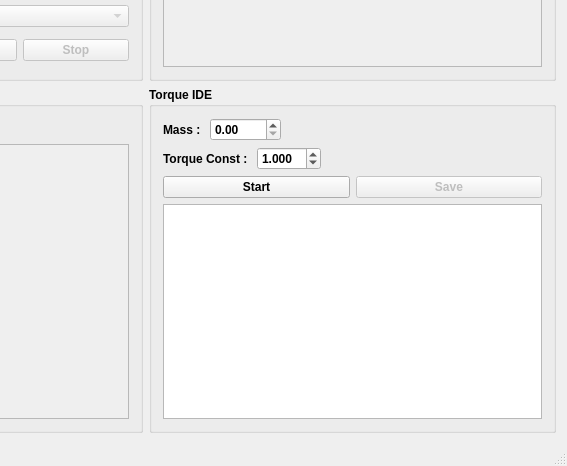
Old version of the form RobotControllerUI/MainWindow/mainwindow.ui in the repository hajunsong/Controller; both pictures show x 844 to 1411 and y 351 to 817 of the 1411 by 817 pixel window.
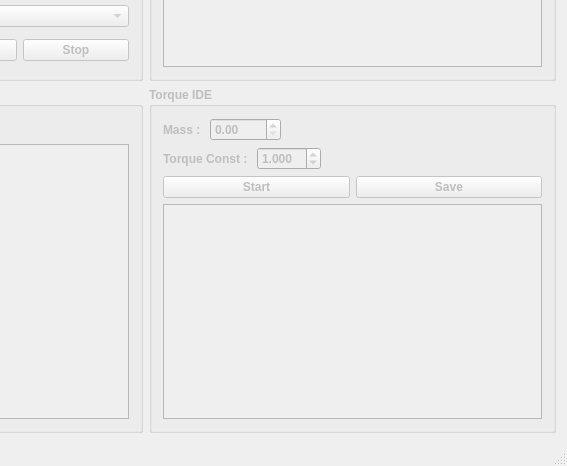
New version of the form.

Patch:
```diff
--- a/RobotControllerUI/MainWindow/mainwindow.ui
+++ b/RobotControllerUI/MainWindow/mainwindow.ui
@@ -1662,6 +1662,9 @@
     </item>
     <item row="3" column="3">
      <widget class="QGroupBox" name="gbTorqueIDE">
+      <property name="enabled">
+       <bool>false</bool>
+      </property>
       <property name="sizePolicy">
        <sizepolicy hsizetype="Minimum" vsizetype="Preferred">
         <horstretch>0</horstretch>
```
